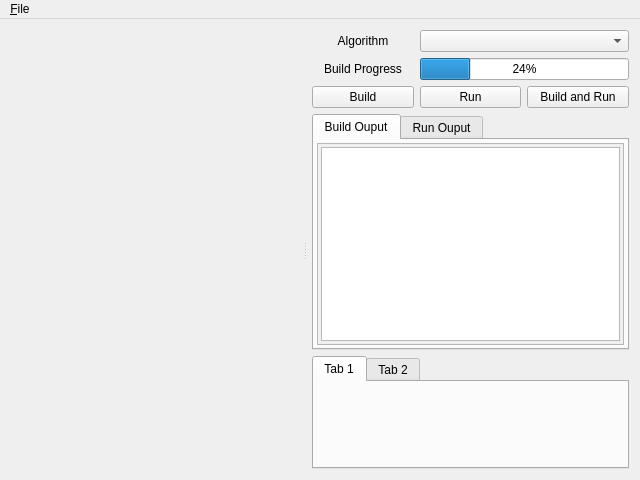
First picture: the form in src/sim/ui/mainwindow.ui, repository mackorone/mms, before the edit.
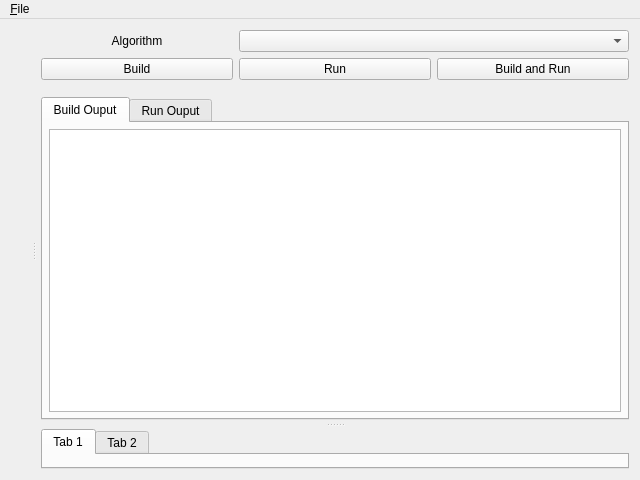
Second picture: the form after the edit. The open tabs and pages were chosen to show the change.

Commit message: Added preliminary settings file, cleaned up build button

The edit to the form file:
```diff
--- a/src/sim/ui/mainwindow.ui
+++ b/src/sim/ui/mainwindow.ui
@@ -54,10 +54,16 @@
        <bool>false</bool>
       </property>
       <widget class="QWidget" name="mapWidget" native="true">
+       <property name="sizePolicy">
+        <sizepolicy hsizetype="Preferred" vsizetype="Preferred">
+         <horstretch>0</horstretch>
+         <verstretch>0</verstretch>
+        </sizepolicy>
+       </property>
        <property name="minimumSize">
         <size>
-         <width>300</width>
-         <height>300</height>
+         <width>0</width>
+         <height>0</height>
         </size>
        </property>
        <layout class="QVBoxLayout" name="mapLayout">
@@ -95,7 +101,7 @@
            <property name="bottomMargin">
             <number>6</number>
            </property>
-           <item row="2" column="1">
+           <item row="1" column="1">
             <widget class="QPushButton" name="runButton">
              <property name="text">
               <string>Run</string>
@@ -103,19 +109,6 @@
             </widget>
            </item>
            <item row="1" column="0">
-            <widget class="QLabel" name="buildProgressLabel">
-             <property name="layoutDirection">
-              <enum>Qt::LeftToRight</enum>
-             </property>
-             <property name="text">
-              <string>Build Progress</string>
-             </property>
-             <property name="alignment">
-              <set>Qt::AlignCenter</set>
-             </property>
-            </widget>
-           </item>
-           <item row="2" column="0">
             <widget class="QPushButton" name="buildButton">
              <property name="text">
               <string>Build</string>
@@ -132,26 +125,13 @@
              </property>
             </widget>
            </item>
-           <item row="2" column="2">
+           <item row="1" column="2">
             <widget class="QPushButton" name="buildAndRunButton">
              <property name="text">
               <string>Build and Run</string>
              </property>
             </widget>
            </item>
-           <item row="1" column="1" colspan="2">
-            <widget class="QProgressBar" name="buildProgressBar">
-             <property name="sizePolicy">
-              <sizepolicy hsizetype="Preferred" vsizetype="Fixed">
-               <horstretch>0</horstretch>
-               <verstretch>0</verstretch>
-              </sizepolicy>
-             </property>
-             <property name="value">
-              <number>24</number>
-             </property>
-            </widget>
-           </item>
            <item row="0" column="1" colspan="2">
             <widget class="QComboBox" name="selectAlgorithmComboBox">
              <property name="sizePolicy">
@@ -173,14 +153,21 @@
             <verstretch>0</verstretch>
            </sizepolicy>
           </property>
-          <layout class="QVBoxLayout" name="verticalLayout_13">
+          <layout class="QGridLayout" name="gridLayout_3">
            <property name="leftMargin">
             <number>3</number>
            </property>
-           <property name="topMargin">
-            <number>0</number>
-           </property>
-           <item>
+           <item row="0" column="0">
+            <widget class="QSplitter" name="infoWidgetSplitter">
+             <property name="orientation">
+              <enum>Qt::Vertical</enum>
+             </property>
+             <property name="handleWidth">
+              <number>9</number>
+             </property>
+             <property name="childrenCollapsible">
+              <bool>false</bool>
+             </property>
             <widget class="QTabWidget" name="outputWidget">
              <property name="sizePolicy">
               <sizepolicy hsizetype="Preferred" vsizetype="Preferred">
@@ -195,57 +182,18 @@
               <attribute name="title">
                <string>Build Ouput</string>
               </attribute>
-              <layout class="QVBoxLayout" name="verticalLayout_14">
-               <property name="spacing">
-                <number>3</number>
-               </property>
+               <layout class="QVBoxLayout" name="verticalLayout">
                <property name="leftMargin">
-                <number>3</number>
+                 <number>6</number>
                </property>
                <property name="topMargin">
-                <number>3</number>
+                 <number>6</number>
                </property>
                <property name="rightMargin">
-                <number>3</number>
+                 <number>6</number>
                </property>
                <property name="bottomMargin">
-                <number>3</number>
-               </property>
-               <item>
-                <widget class="QScrollArea" name="buildScrollArea">
-                 <property name="sizePolicy">
-                  <sizepolicy hsizetype="Preferred" vsizetype="Preferred">
-                   <horstretch>0</horstretch>
-                   <verstretch>0</verstretch>
-                  </sizepolicy>
-                 </property>
-                 <property name="widgetResizable">
-                  <bool>true</bool>
-                 </property>
-                 <widget class="QWidget" name="buildLayout">
-                  <property name="geometry">
-                   <rect>
-                    <x>0</x>
-                    <y>0</y>
-                    <width>307</width>
-                    <height>199</height>
-                   </rect>
-                  </property>
-                  <layout class="QVBoxLayout" name="verticalLayout_16">
-                   <property name="spacing">
-                    <number>3</number>
-                   </property>
-                   <property name="leftMargin">
-                    <number>3</number>
-                   </property>
-                   <property name="topMargin">
-                    <number>3</number>
-                   </property>
-                   <property name="rightMargin">
-                    <number>3</number>
-                   </property>
-                   <property name="bottomMargin">
-                    <number>3</number>
+                 <number>6</number>
                    </property>
                    <item>
                     <widget class="QPlainTextEdit" name="buildTextEdit">
@@ -265,67 +213,22 @@
                    </item>
                   </layout>
                  </widget>
-                </widget>
-               </item>
-              </layout>
-              <zorder>statusWidget_2</zorder>
-              <zorder>buildScrollArea</zorder>
-             </widget>
              <widget class="QWidget" name="runTab">
               <attribute name="title">
                <string>Run Ouput</string>
               </attribute>
-              <layout class="QVBoxLayout" name="verticalLayout_15">
-               <property name="spacing">
-                <number>3</number>
-               </property>
+               <layout class="QVBoxLayout" name="verticalLayout_2">
                <property name="leftMargin">
-                <number>3</number>
+                 <number>6</number>
                </property>
                <property name="topMargin">
-                <number>3</number>
+                 <number>6</number>
                </property>
                <property name="rightMargin">
-                <number>3</number>
+                 <number>6</number>
                </property>
                <property name="bottomMargin">
-                <number>3</number>
-               </property>
-               <item>
-                <widget class="QScrollArea" name="runScrollArea">
-                 <property name="sizePolicy">
-                  <sizepolicy hsizetype="Preferred" vsizetype="Preferred">
-                   <horstretch>0</horstretch>
-                   <verstretch>0</verstretch>
-                  </sizepolicy>
-                 </property>
-                 <property name="widgetResizable">
-                  <bool>true</bool>
-                 </property>
-                 <widget class="QWidget" name="runLayout">
-                  <property name="geometry">
-                   <rect>
-                    <x>0</x>
-                    <y>0</y>
-                    <width>307</width>
-                    <height>199</height>
-                   </rect>
-                  </property>
-                  <layout class="QVBoxLayout" name="verticalLayout_17">
-                   <property name="spacing">
-                    <number>3</number>
-                   </property>
-                   <property name="leftMargin">
-                    <number>3</number>
-                   </property>
-                   <property name="topMargin">
-                    <number>3</number>
-                   </property>
-                   <property name="rightMargin">
-                    <number>3</number>
-                   </property>
-                   <property name="bottomMargin">
-                    <number>3</number>
+                 <number>6</number>
                    </property>
                    <item>
                     <widget class="QPlainTextEdit" name="runTextEdit">
@@ -346,12 +249,6 @@
                   </layout>
                  </widget>
                 </widget>
-               </item>
-              </layout>
-             </widget>
-            </widget>
-           </item>
-           <item>
             <widget class="QTabWidget" name="statusWidget_2">
              <property name="sizePolicy">
               <sizepolicy hsizetype="Preferred" vsizetype="Preferred">
@@ -371,6 +268,7 @@
               <attribute name="title">
                <string>Tab 2</string>
               </attribute>
+              </widget>
              </widget>
             </widget>
            </item>
```
Lines whose indentation alone changed are shown as unchanged. The commit also changes 9 other files.
